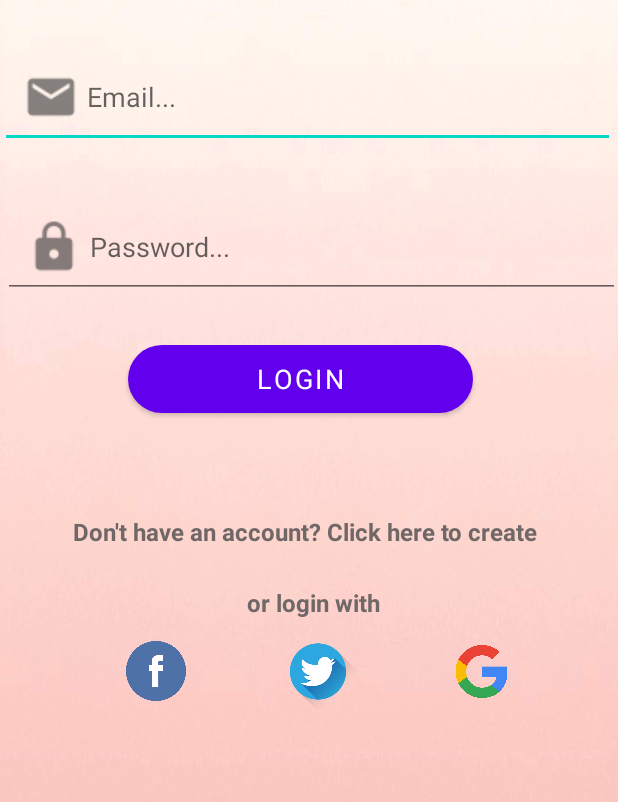
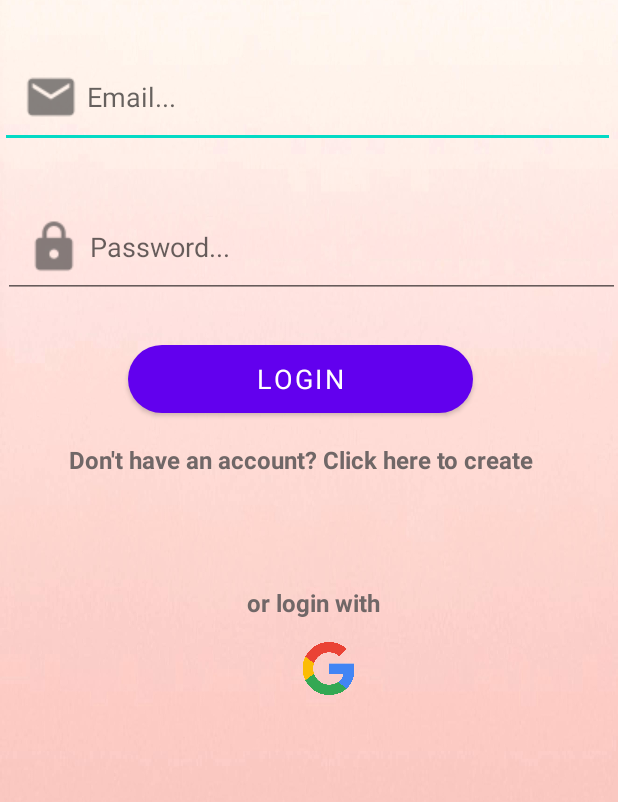
Before and after one commit to liralgazi/give_and_take_app, an Android app: the screen it shows after launch (LoginActivity), on a phone screen of 412 x 824 dp, the part 413-1215 px from its top. Run offline under Robolectric (Android 15) with nearby library versions, the phone set to English and light mode, and no system bars.

Commit message:
remove twit and facebook

```diff
--- a/app/src/main/res/layout/activity_login.xml
+++ b/app/src/main/res/layout/activity_login.xml
@@ -73,8 +73,8 @@
         android:layout_height="wrap_content"
         android:layout_alignParentEnd="true"
         android:layout_alignParentBottom="true"
-        android:layout_marginEnd="2dp"
-        android:layout_marginBottom="183dp"
+        android:layout_marginEnd="8dp"
+        android:layout_marginBottom="231dp"
         android:paddingTop="10dp"
         android:text="Don't have an account? Click here to create "
         android:textAlignment="center"
@@ -105,32 +105,12 @@
     </LinearLayout>
 
     <ImageView
-        android:id="@+id/facebook_signin_btn"
-        android:layout_width="60dp"
-        android:layout_height="40dp"
-        android:layout_alignParentEnd="true"
-        android:layout_alignParentBottom="true"
-        android:layout_marginEnd="278dp"
-        android:layout_marginBottom="81dp"
-        android:src="@drawable/facebook"></ImageView>
-
-    <ImageView
-        android:id="@+id/twitter_signin_btn"
-        android:layout_width="80dp"
-        android:layout_height="50dp"
-        android:layout_alignParentEnd="true"
-        android:layout_alignParentBottom="true"
-        android:layout_marginEnd="160dp"
-        android:layout_marginBottom="76dp"
-        android:src="@drawable/twitter"></ImageView>
-
-    <ImageView
         android:id="@+id/google_signin_btn"
         android:layout_width="70dp"
         android:layout_height="35dp"
         android:layout_alignParentEnd="true"
         android:layout_alignParentBottom="true"
-        android:layout_marginEnd="56dp"
-        android:layout_marginBottom="83dp"
+        android:layout_marginEnd="158dp"
+        android:layout_marginBottom="85dp"
         android:src="@drawable/google"></ImageView>
 </RelativeLayout>
```
